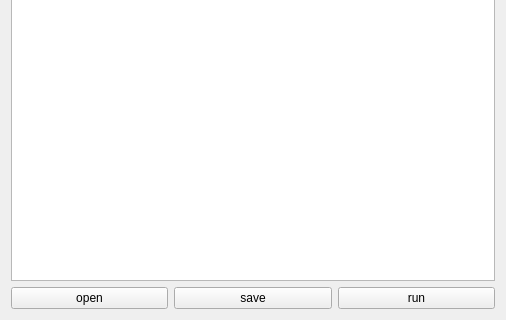
First picture: the form in widget.ui, repository werasaimon/realphysics4d, before the edit; both pictures show x 0 to 506 and y 184 to 504 of the 506 by 504 pixel window.
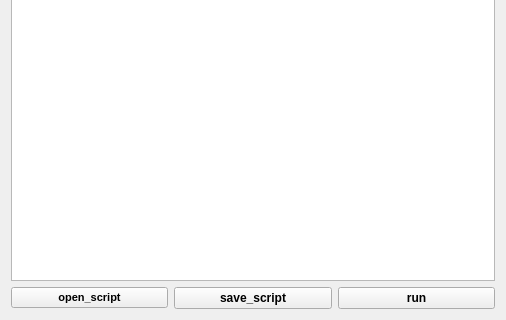
Second picture: the form after the edit.

```diff
--- a/widget.ui
+++ b/widget.ui
@@ -18,6 +18,12 @@
     <layout class="QGridLayout" name="gridLayout">
      <item row="1" column="2">
       <widget class="QPushButton" name="pushButton">
+       <property name="font">
+        <font>
+         <weight>75</weight>
+         <bold>true</bold>
+        </font>
+       </property>
        <property name="text">
         <string>run</string>
        </property>
@@ -28,15 +34,31 @@
      </item>
      <item row="1" column="0">
       <widget class="QPushButton" name="pushButton_2">
+       <property name="font">
+        <font>
+         <pointsize>8</pointsize>
+         <weight>75</weight>
+         <italic>false</italic>
+         <bold>true</bold>
+         <underline>false</underline>
+         <strikeout>false</strikeout>
+        </font>
+       </property>
        <property name="text">
-        <string>open</string>
+        <string>open_script</string>
        </property>
       </widget>
      </item>
      <item row="1" column="1">
       <widget class="QPushButton" name="pushButton_3">
+       <property name="font">
+        <font>
+         <weight>75</weight>
+         <bold>true</bold>
+        </font>
+       </property>
        <property name="text">
-        <string>save</string>
+        <string>save_script</string>
        </property>
       </widget>
      </item>
```
Left out of the diff: 6 changed lines with no effect on the pictures.
